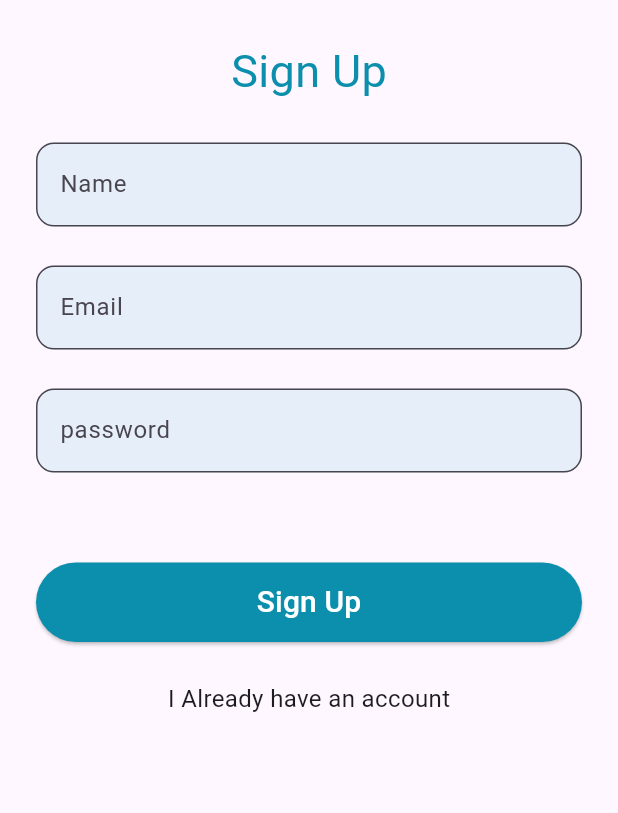
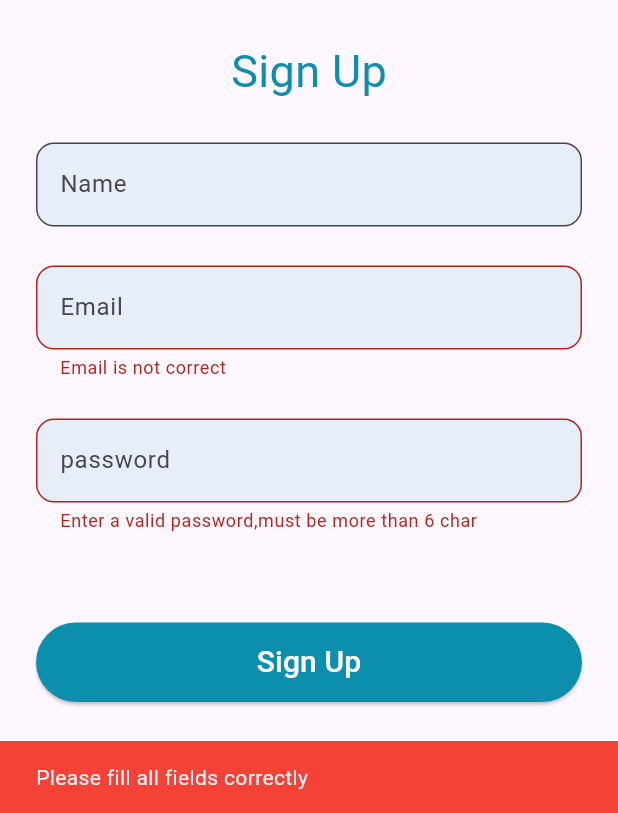
Before and after one commit to AmrReda92/sehaty_app, a Flutter app: the screen it shows after launch, after a tap on "Sign Up", on a phone screen of 412 x 824 dp, the part 423-1236 px from its top. Run offline on Flutter 3.47's test engine with Material 3 defaults, Android fonts, the phone set to English and light mode, and no system bars; our stand-ins replace firebase_core; accounts and stored records are empty.

Commit message:
finish validation on sign up screen

```diff
--- a/lib/core/widgets/custom_elevated_button.dart
+++ b/lib/core/widgets/custom_elevated_button.dart
@@ -14,9 +14,8 @@ class CustomElevatedButton extends StatelessWidget {
             padding: EdgeInsets.symmetric(vertical: 12),
             minimumSize: Size(double.infinity,0)
         ),
-        onPressed: (){
-          onPressed;
-        },
+        onPressed: onPressed,
+
         child: text
     );
   }
--- a/lib/core/widgets/custom_text_form_field.dart
+++ b/lib/core/widgets/custom_text_form_field.dart
@@ -2,13 +2,19 @@ import 'package:flutter/material.dart';
 
 class CustomTextFormField extends StatelessWidget {
   final String hintText;
+  final bool obscureText ;
+  final TextInputType? keyboardType ;
   final TextEditingController controller ;
-  const CustomTextFormField({super.key, required this.hintText,required this.controller});
+  final String? Function(String?)? validator;
+  const CustomTextFormField({super.key, required this.hintText,required this.controller, this.validator,  this.obscureText=false, this.keyboardType});
 
   @override
   Widget build(BuildContext context) {
     return TextFormField(
+      keyboardType: keyboardType ,
+      obscureText: obscureText ,
       controller: controller ,
+      validator: validator ,
       decoration: InputDecoration(
         border: OutlineInputBorder(
           borderRadius: BorderRadius.circular(12)
--- a/lib/features/auth/presentation/sign_up/ui/sign_up_screen.dart
+++ b/lib/features/auth/presentation/sign_up/ui/sign_up_screen.dart
@@ -2,6 +2,7 @@ import 'package:flutter/material.dart';
 import 'package:sehaty_application/core/widgets/custom_elevated_button.dart';
 import 'package:sehaty_application/core/widgets/custom_text_form_field.dart';
 import 'package:sehaty_application/features/auth/presentation/sign_in/ui/sign_in_screen.dart';
+import 'package:sehaty_application/features/home/presentation/ui/home_screen.dart';
 
 class SignUpScreen extends StatefulWidget {
   const SignUpScreen({super.key});
@@ -11,6 +12,7 @@ class SignUpScreen extends StatefulWidget {
 }
 
 class _SignUpScreenState extends State<SignUpScreen> {
+  final formKey = GlobalKey<FormState>() ;
   var nameController = TextEditingController();
   var emailController = TextEditingController();
   var passwordController = TextEditingController();
@@ -30,20 +32,54 @@ class _SignUpScreenState extends State<SignUpScreen> {
       body: SafeArea(
         child: Padding(
           padding: const EdgeInsets.symmetric(horizontal: 24),
+          child: Form(
+            key: formKey,
+            child: SingleChildScrollView(
               child: Column(
                 spacing: 26,
                 children: [
                   SizedBox(height: 16,),
                   Image.asset("assets/images/logo.png",width: 240,height: 240,),
                   Text("Sign Up",style: TextStyle(fontSize: 30,color: Color(0xff0B8FAC)),),
-              CustomTextFormField(hintText: "Name",controller: nameController ,),
-              CustomTextFormField(hintText: "Email",controller: emailController ,),
-              CustomTextFormField(hintText: "password",controller: passwordController ,),
+                  CustomTextFormField(hintText: "Name", controller: nameController,),
+                  CustomTextFormField(
+                    hintText: "Email",
+                    controller: emailController ,
+                    keyboardType: TextInputType.emailAddress,
+                    validator: (value){
+                      if(value==null || value.isEmpty || !value.contains("@")){
+                        return "Email is not correct";
+                      }else{
+                        return null;
+                      }
+                    },
+                  ),
+                  CustomTextFormField(
+                    hintText: "password",
+                    controller: passwordController ,
+                    obscureText: true,
+                    validator: (value){
+                      if(value == null || value.isEmpty || value.length<6){
+                        return "Enter a valid password,must be more than 6 char";
+                      }else{
+                        return null;
+                      }
+                    },
+                  ),
                   SizedBox(height: 8,),
                   CustomElevatedButton(
                     text: Text("Sign Up",style: TextStyle(color: Colors.white,fontSize: 20),),
                     onPressed: (){
-
+                     if(formKey.currentState!.validate()){
+                       Navigator.pushReplacement(context, MaterialPageRoute(builder: (context)=>HomeScreen()));
+                     }else{
+                       ScaffoldMessenger.of(context).showSnackBar(
+                         SnackBar(
+                           content: Text("Please fill all fields correctly"),
+                           backgroundColor: Colors.red,
+                         ),
+                       );
+                     }
                     },
                   ),
                   InkWell(
@@ -55,6 +91,8 @@ class _SignUpScreenState extends State<SignUpScreen> {
               ),
             ),
           ),
+        ),
+      ),
     );
   }
 }
--- /dev/null
+++ b/lib/features/home/presentation/ui/home_screen.dart
@@ -0,0 +1,14 @@
+import 'package:flutter/material.dart';
+
+class HomeScreen extends StatelessWidget {
+  const HomeScreen({super.key});
+
+  @override
+  Widget build(BuildContext context) {
+    return Scaffold(
+      appBar: AppBar(
+        backgroundColor: Colors.red,
+      ),
+    );
+  }
+}
```
Lines whose indentation alone changed are shown as unchanged.
